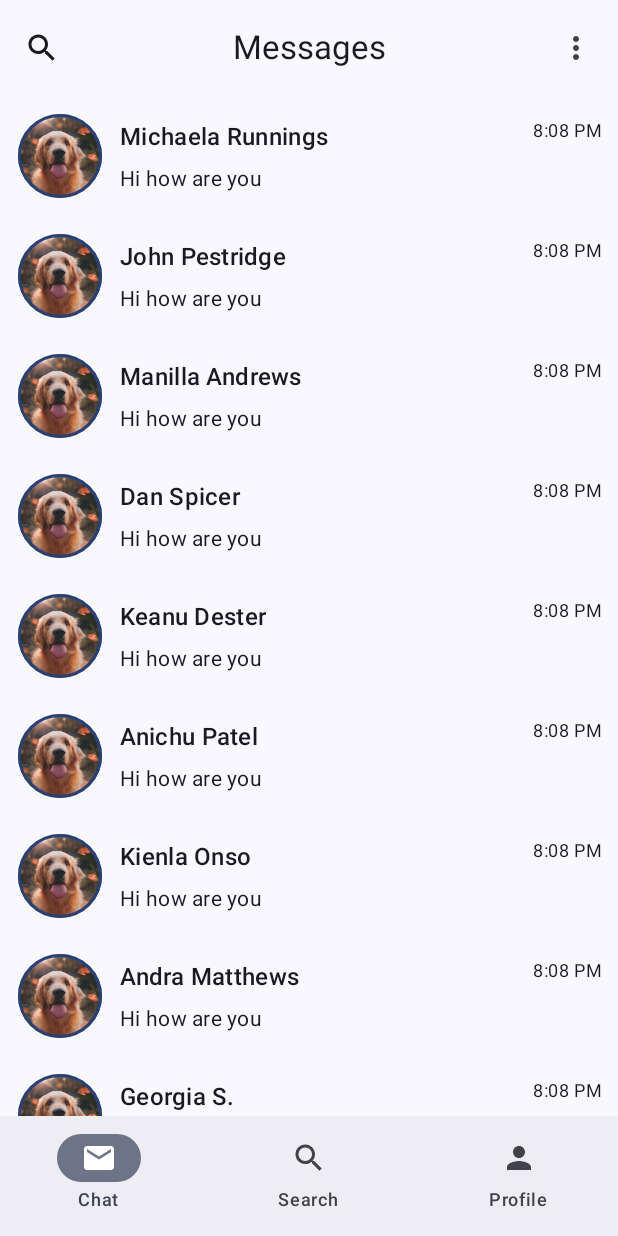
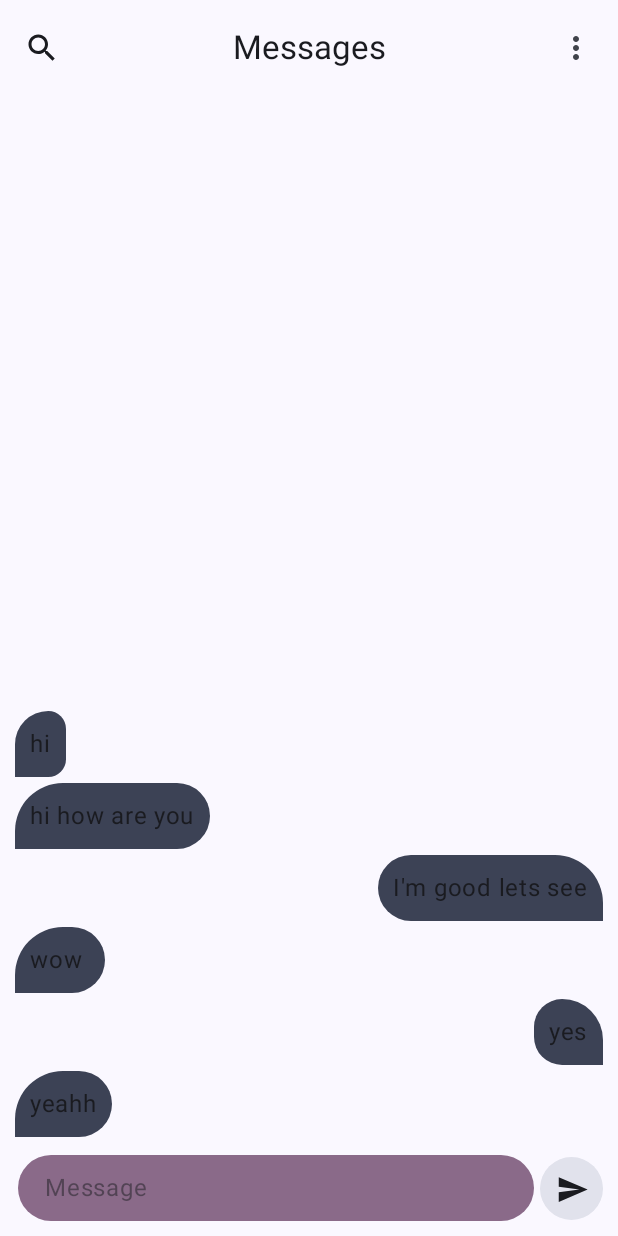
Before and after one commit to Abhidhimann/ChattingApp, an Android app built with Jetpack Compose: the screen it shows after launch (MainActivity), after a tap on "Michaela Runnings", on a phone screen of 412 x 824 dp. Run offline under Robolectric (Android 15) with nearby library versions, the phone set to English and light mode, and no system bars; our stand-ins replace constraintlayout-compose.

Commit message:
clean project stucture

```diff
--- a/app/src/main/AndroidManifest.xml
+++ b/app/src/main/AndroidManifest.xml
@@ -10,13 +10,14 @@
         android:label="@string/app_name"
         android:roundIcon="@mipmap/ic_launcher_round"
         android:supportsRtl="true"
-        android:theme="@style/Theme.ChattinApp"
+        android:theme="@style/Theme.ChattingApp"
         tools:targetApi="31" >
         <activity
             android:name="com.example.chattingApp.ui.MainActivity"
+            android:windowSoftInputMode="adjustResize"
             android:exported="true"
             android:label="@string/app_name"
-            android:theme="@style/Theme.ChattinApp" >
+            android:theme="@style/Theme.ChattingApp" >
             <intent-filter>
                 <action android:name="android.intent.action.MAIN" />
 
--- /dev/null
+++ b/app/src/main/java/com/example/chattingApp/domain/model/Conversation.kt
@@ -0,0 +1,4 @@
+package com.example.chattingApp.domain.model
+
+class Conversation {
+}
--- /dev/null
+++ b/app/src/main/java/com/example/chattingApp/domain/model/Message.kt
@@ -0,0 +1,20 @@
+package com.example.chattingApp.domain.model
+
+import androidx.compose.runtime.mutableStateListOf
+
+data class Message(
+    val messageId: Long,
+    val textContent: String,
+    val senderId: Long,
+    val conversationId: Long,
+    val timeStamp: String
+)
+
+val messageList = mutableStateListOf<Message>(
+    Message(12,"hi", 12, 12, ""),
+    Message(12,"hi how are you", 12, 12, ""),
+    Message(12,"I'm good lets see", 13, 12, ""),
+    Message(12,"wow ", 12, 12, ""),
+    Message(12,"yes", 13, 13, ""),
+    Message(12,"yeahh", 12, 12, ""),
+)
--- a/app/src/main/java/com/example/chattingApp/ui/MainActivity.kt
+++ b/app/src/main/java/com/example/chattingApp/ui/MainActivity.kt
@@ -4,12 +4,15 @@ import android.os.Bundle
 import androidx.activity.ComponentActivity
 import androidx.activity.compose.setContent
 import androidx.activity.enableEdgeToEdge
-import androidx.compose.foundation.layout.fillMaxSize
+import androidx.compose.runtime.getValue
+import androidx.compose.runtime.setValue
 import androidx.compose.material3.Scaffold
 import androidx.compose.runtime.Composable
+import androidx.compose.runtime.mutableStateOf
+import androidx.compose.runtime.remember
 import androidx.compose.ui.tooling.preview.Preview
 import androidx.navigation.compose.rememberNavController
-import com.example.chattingApp.theme.ChattingAppTheme
+import com.example.chattingApp.ui.theme.ChattingAppTheme
 import com.example.chattingApp.ui.screens.BottomNavItem
 import com.example.chattingApp.ui.screens.BottomNavigationBar
 
@@ -29,10 +32,17 @@ class MainActivity : ComponentActivity() {
 fun MainScreen() {
     val navController = rememberNavController()
     val bottomNavItems = BottomNavItem.entries.toTypedArray()
+    var showBottomNavBar by remember { mutableStateOf(true) }
 
+    navController.addOnDestinationChangedListener { _, destination, _ ->
+        showBottomNavBar =
+            BottomNavItem.entries.toTypedArray().map { it.route }.contains(destination.route)
+    }
     Scaffold(
         bottomBar = {
-            BottomNavigationBar(tabBarItems = bottomNavItems, navController = navController)
+            if (showBottomNavBar) {
+                BottomNavigationBar(bottomNavItems = bottomNavItems, navController = navController)
+            }
         }
     ) {
         NavigationHost(navController = navController)
--- a/app/src/main/java/com/example/chattingApp/ui/Navigation.kt
+++ b/app/src/main/java/com/example/chattingApp/ui/Navigation.kt
@@ -6,14 +6,17 @@ import androidx.navigation.compose.NavHost
 import androidx.navigation.compose.composable
 import com.example.chattingApp.ui.screens.BottomNavItem
 import com.example.chattingApp.ui.screens.ChatListScreen
+import com.example.chattingApp.ui.screens.ChatScreen
+import com.example.chattingApp.ui.screens.ChatScreenPreview
 import com.example.chattingApp.ui.screens.DiscoverPeopleScreen
 import com.example.chattingApp.ui.screens.ProfileScreen
 
 @Composable
 fun NavigationHost(navController: NavHostController) {
     NavHost(navController, startDestination = BottomNavItem.CHAT.route) {
-        composable(route = BottomNavItem.CHAT.route) { ChatListScreen()}
+        composable(route = BottomNavItem.CHAT.route) { ChatListScreen(navController)}
         composable(route = BottomNavItem.SEARCH.route) { DiscoverPeopleScreen() }
         composable(route = BottomNavItem.PROFILE.route) { ProfileScreen(navController) }
+        composable(route = "chatScreen") { ChatScreen() }
     }
 }
--- a/app/src/main/java/com/example/chattingApp/ui/UserProfiles.kt
+++ b/app/src/main/java/com/example/chattingApp/ui/UserProfiles.kt
@@ -1,7 +1,7 @@
 package com.example.chattingApp.ui
 
 
-class UserProfile(val id: Int, val name: String, val status: Boolean, val picId: String)
+data class UserProfile(val id: Int, val name: String, val status: Boolean, val picId: String)
 
 val usersProfile = listOf<UserProfile>(
     UserProfile(
--- a/app/src/main/java/com/example/chattingApp/ui/screens/BottomNavigation.kt
+++ b/app/src/main/java/com/example/chattingApp/ui/screens/BottomNavigation.kt
@@ -31,13 +31,13 @@ enum class BottomNavItem(
 }
 
 @Composable
-fun BottomNavigationBar(tabBarItems: Array<BottomNavItem>, navController: NavController) {
+fun BottomNavigationBar(bottomNavItems: Array<BottomNavItem>, navController: NavController) {
     var selectedTabIndex by rememberSaveable {
         mutableIntStateOf(0)
     }
 
     NavigationBar {
-        tabBarItems.forEachIndexed { index, tabBarItem ->
+        bottomNavItems.forEachIndexed { index, tabBarItem ->
             NavigationBarItem(
                 selected = selectedTabIndex == index,
                 onClick = {
--- a/app/src/main/java/com/example/chattingApp/ui/screens/ChatListScreen.kt
+++ b/app/src/main/java/com/example/chattingApp/ui/screens/ChatListScreen.kt
@@ -31,7 +31,6 @@ import androidx.compose.material3.Surface
 import androidx.compose.material3.Text
 import androidx.compose.runtime.Composable
 import androidx.compose.runtime.getValue
-import androidx.compose.runtime.isTraceInProgress
 import androidx.compose.runtime.mutableStateOf
 import androidx.compose.runtime.remember
 import androidx.compose.runtime.setValue
@@ -43,11 +42,13 @@ import androidx.compose.ui.tooling.preview.Preview
 import androidx.compose.ui.unit.dp
 import androidx.constraintlayout.compose.ConstraintLayout
 import androidx.constraintlayout.compose.Dimension
+import androidx.navigation.NavController
+import androidx.navigation.compose.rememberNavController
 import com.example.chattingApp.ui.UserProfile
 import com.example.chattingApp.ui.usersProfile
 
 @Composable
-fun ChatListScreen() {
+fun ChatListScreen(navController: NavController) {
     Scaffold(
         modifier = Modifier.fillMaxSize(),
         topBar = {
@@ -58,7 +59,8 @@ fun ChatListScreen() {
             modifier = Modifier
                 .padding(innerPadding)
                 .fillMaxSize(),
-            users = usersProfile
+            users = usersProfile,
+            navController = navController
         )
     }
 }
@@ -67,6 +69,7 @@ fun ChatListScreen() {
 fun UserListSurface(
     modifier: Modifier,
     users: List<UserProfile>,
+    navController: NavController
 ) {
     Surface(
         modifier = modifier
@@ -78,6 +81,7 @@ fun UserListSurface(
         ) {
             items(users) {
                 ProfileCard(userProfile = it) {
+                    navController.navigate(route = "chatScreen")
                 }
             }
         }
@@ -143,7 +147,7 @@ fun ProfileCard(userProfile: UserProfile, onClick: () -> Unit) {
         ) {
             ProfilePicture(
                 userProfile.picId, modifier = Modifier
-                    .size(56.dp),
+                    .size(48.dp),
                 elevation = CardDefaults.elevatedCardElevation(0.dp)
             )
             ChatThreadDetails(
@@ -185,7 +189,7 @@ fun ChatThreadDetails(
             modifier = Modifier
                 .wrapContentHeight()
                 .constrainAs(lastMessage) {
-                    top.linkTo(title.bottom, margin = 6.dp)
+                    top.linkTo(title.bottom, margin = 4.dp)
                     bottom.linkTo(parent.bottom)
                 }
         )
@@ -195,12 +199,13 @@ fun ChatThreadDetails(
                 .wrapContentHeight()
                 .constrainAs(lastUpdateTime) {
                     end.linkTo(parent.end, margin = 10.dp)
+                    top.linkTo(parent.top, margin = 4.dp)
                 })
     }
 }
 
 @Preview(showBackground = true)
 @Composable
-fun ChatScreenPreview() {
-    ChatListScreen()
+fun ChatListScreenPreview() {
+    ChatListScreen(rememberNavController())
 }
--- /dev/null
+++ b/app/src/main/java/com/example/chattingApp/ui/screens/ChatScreen.kt
@@ -0,0 +1,188 @@
+package com.example.chattingApp.ui.screens
+
+import androidx.compose.foundation.background
+import androidx.compose.foundation.layout.Box
+import androidx.compose.foundation.layout.Column
+import androidx.compose.foundation.layout.Row
+import androidx.compose.foundation.layout.fillMaxSize
+import androidx.compose.foundation.layout.fillMaxWidth
+
+import androidx.compose.foundation.layout.padding
+import androidx.compose.foundation.layout.size
+import androidx.compose.foundation.layout.wrapContentHeight
+import androidx.compose.foundation.lazy.LazyColumn
+import androidx.compose.foundation.lazy.items
+import androidx.compose.foundation.shape.CircleShape
+import androidx.compose.foundation.shape.RoundedCornerShape
+import androidx.compose.foundation.text.BasicTextField
+import androidx.compose.material.icons.Icons
+import androidx.compose.material.icons.filled.Send
+import androidx.compose.material3.Icon
+import androidx.compose.material3.IconButton
+import androidx.compose.material3.LocalTextStyle
+import androidx.compose.material3.MaterialTheme
+import androidx.compose.material3.Scaffold
+import androidx.compose.material3.Text
+import androidx.compose.runtime.Composable
+import androidx.compose.runtime.LaunchedEffect
+import androidx.compose.runtime.mutableStateOf
+import androidx.compose.runtime.remember
+import androidx.compose.ui.Alignment
+import androidx.compose.ui.Modifier
+import androidx.compose.ui.draw.clip
+import androidx.compose.ui.text.input.TextFieldValue
+import androidx.compose.runtime.getValue
+import androidx.compose.runtime.setValue
+import androidx.compose.ui.tooling.preview.Preview
+import androidx.compose.ui.unit.dp
+import androidx.compose.ui.unit.sp
+import androidx.constraintlayout.compose.ConstraintLayout
+import androidx.constraintlayout.compose.Dimension
+import com.example.chattingApp.domain.model.Message
+import com.example.chattingApp.domain.model.messageList
+
+@Composable
+fun ChatScreen() {
+    Scaffold(
+        modifier = Modifier.fillMaxSize(),
+        topBar = {
+            ChatScreenAppBar(title = "Messages") {}
+        },
+    ) { innerPadding ->
+        ChatSurface(
+            modifier = Modifier
+                .padding(innerPadding)
+                .fillMaxSize(), 13
+        )
+    }
+}
+
+@Composable
+fun ChatSurface(modifier: Modifier, userId: Long) {
+    val messages = remember {
+        messageList
+    }
+    LaunchedEffect(messages.size) {
+
+    }
+    ConstraintLayout(modifier = modifier) {
+        val (messageItems, messageInputBox) = createRefs()
+        LazyColumn(modifier = Modifier
+            .fillMaxWidth()
+            .constrainAs(messageItems) {
+                start.linkTo(parent.start)
+                end.linkTo(parent.end)
+                bottom.linkTo(messageInputBox.top)
+                height = Dimension.fillToConstraints
+            }) {
+            items(messages) { message ->
+                ChatMessageItem(message = message, isSelf = message.senderId == userId)
+            }
+        }
+        MessageInputBox(modifier = Modifier
+            .fillMaxWidth()
+            .constrainAs(messageInputBox) {
+                bottom.linkTo(parent.bottom)
+                start.linkTo(parent.start)
+                end.linkTo(parent.end)
+            }) { text ->
+            messages.add(Message(12, text, userId, 12, ""))
+        }
+    }
+}
+
+
+@Composable
+fun ChatMessageItem(message: Message, isSelf: Boolean) {
+    Column(
+        modifier = Modifier
+            .fillMaxSize()
+            .padding(start = 10.dp, end = 10.dp, top = 2.dp, bottom = 2.dp)
+    ) {
+        Box(
+            modifier = Modifier
+                .align(if (isSelf) Alignment.End else Alignment.Start)
+                .clip(
+                    RoundedCornerShape(
+                        topStart = 48f,
+                        topEnd = 48f,
+                        bottomStart = if (isSelf) 48f else 0f,
+                        bottomEnd = if (isSelf) 0f else 48f
+                    )
+                )
+                .background(MaterialTheme.colorScheme.secondary)
+                .padding(10.dp)
+        ) {
+            Text(text = message.textContent)
+        }
+    }
+}
+
+@Composable
+fun MessageInputBox(
+    modifier: Modifier,
+    onSendClickListener: (String) -> Unit,
+) {
+    var inputTextValue by remember { mutableStateOf(TextFieldValue("")) }
+    Row(modifier = modifier.padding(10.dp), verticalAlignment = Alignment.CenterVertically) {
+        Box(
+            modifier = Modifier
+                .weight(1f)
+                .padding(start = 2.dp, end = 4.dp)
+                .background(MaterialTheme.colorScheme.tertiaryContainer, RoundedCornerShape(24.dp))
+                .padding(horizontal = 16.dp, vertical = 8.dp)
+        ) {
+            BasicTextField(
+                value = inputTextValue,
+                onValueChange = { newText ->
+                    inputTextValue = newText
+                },
+                modifier = Modifier
+                    .wrapContentHeight()
+                    .fillMaxWidth()
+                    .padding(2.dp),
+                textStyle = LocalTextStyle.current.copy(fontSize = 16.sp),
+                decorationBox = { innerTextField ->
+                    if (inputTextValue.text.isEmpty()) {
+                        Text(
+                            text = "Message",
+                            style = LocalTextStyle.current.copy(
+                                color = MaterialTheme.colorScheme.onSurface.copy(
+                                    alpha = 0.5f
+                                )
+                            )
+                        )
+                    }
+                    innerTextField()
+                }
+            )
+        }
+        IconButton(
+            onClick = {
+                val msg = inputTextValue.text
+                if (msg.isBlank()) return@IconButton
+                onSendClickListener(inputTextValue.text)
+                inputTextValue = TextFieldValue("")
+            },
+            modifier = Modifier
+                .clip(CircleShape)
+                .size(42.dp)
+                .background(color = MaterialTheme.colorScheme.surfaceVariant)
+                .align(Alignment.CenterVertically)
+        ) {
+            Icon(
+                imageVector = Icons.Filled.Send,
+                contentDescription = "Send",
+                modifier = Modifier
+                    .fillMaxSize()
+                    .padding(10.dp)
+            )
+        }
+    }
+}
+
+@Preview(showBackground = true)
+@Composable
+fun ChatScreenPreview() {
+    ChatScreen()
+}
--- a/app/src/main/java/com/example/chattingApp/theme/Color.kt
+++ b/app/src/main/java/com/example/chattingApp/ui/theme/Color.kt
@@ -1,4 +1,4 @@
-package com.example.chattingApp.theme
+package com.example.chattingApp.ui.theme
 
 import androidx.compose.ui.graphics.Color
 
--- a/app/src/main/java/com/example/chattingApp/theme/Theme.kt
+++ b/app/src/main/java/com/example/chattingApp/ui/theme/Theme.kt
@@ -1,4 +1,4 @@
-package com.example.chattingApp.theme
+package com.example.chattingApp.ui.theme
 
 import android.os.Build
 import androidx.compose.foundation.isSystemInDarkTheme
--- a/app/src/main/res/values/strings.xml
+++ b/app/src/main/res/values/strings.xml
@@ -1,3 +1,3 @@
 <resources>
-    <string name="app_name">chattinApp</string>
+    <string name="app_name">chattingApp</string>
 </resources>
--- a/app/src/main/res/values/themes.xml
+++ b/app/src/main/res/values/themes.xml
@@ -1,4 +1,4 @@
 <?xml version="1.0" encoding="utf-8"?>
 <resources>
-    <style name="Theme.ChattinApp" parent="android:Theme.Material.Light.NoActionBar" />
+    <style name="Theme.ChattingApp" parent="android:Theme.Material.Light.NoActionBar" />
 </resources>
```
Also changed, not shown: app/src/main/java/com/example/chattingApp/ui/theme/Type.kt (renamed from app/src/main/java/com/example/chattingApp/theme/Type.kt).
